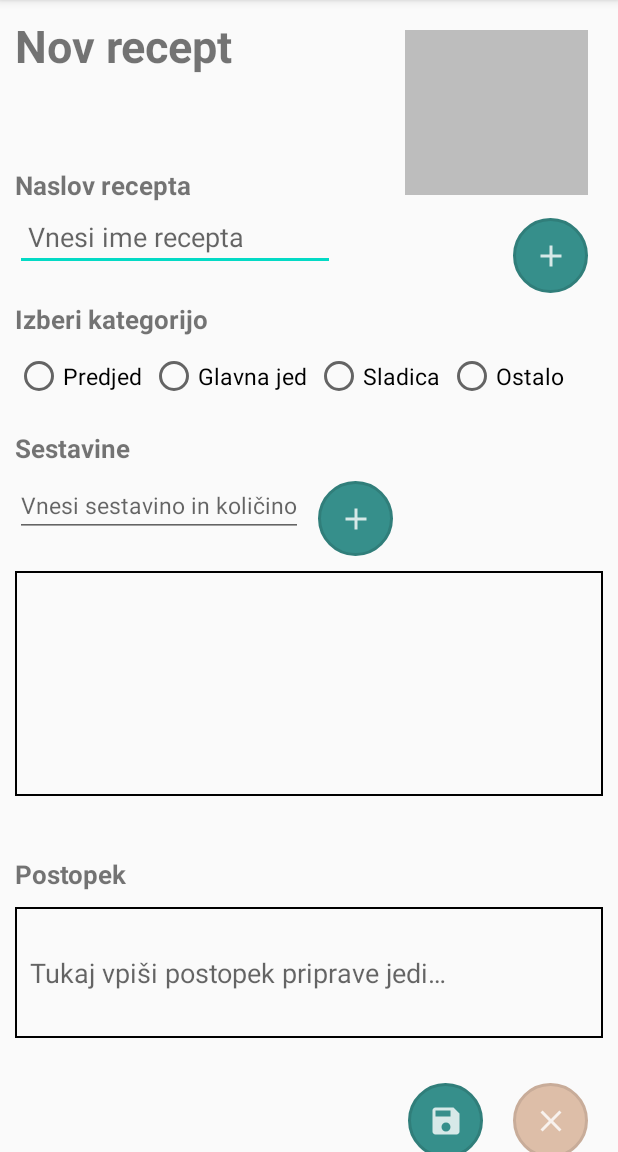
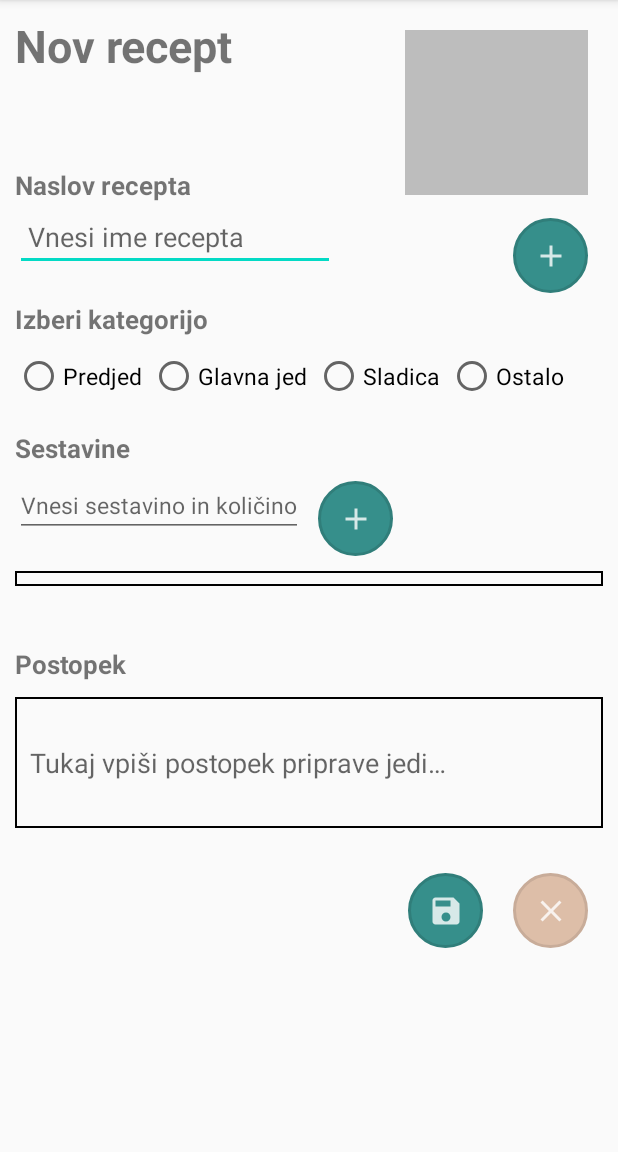
Before and after one commit to maticc97/mojiRecepti, an Android app: the fragment addRecept_fragment placed in its activity, after a tap on an icon or button, on a phone screen of 412 x 824 dp, the part 84-1236 px from its top. Run offline under Robolectric (Android 15) with nearby library versions, the phone set to English and light mode, and no system bars.

Commit message:
screw you scroll view

```diff
--- a/app/src/main/java/si/uni/mojirecepti/Utils.java
+++ b/app/src/main/java/si/uni/mojirecepti/Utils.java
@@ -7,6 +7,8 @@ import android.graphics.BitmapFactory;
 import java.io.ByteArrayOutputStream;
 
 public class Utils {
+
+    //converting into
     public static byte[] getBytes(Bitmap bitmap){
         ByteArrayOutputStream stream = new ByteArrayOutputStream();
         bitmap.compress(Bitmap.CompressFormat.PNG,0,stream);
--- a/app/src/main/java/si/uni/mojirecepti/addRecept_fragment.java
+++ b/app/src/main/java/si/uni/mojirecepti/addRecept_fragment.java
@@ -26,9 +26,11 @@ import android.widget.Button;
 import android.widget.EditText;
 import android.widget.ImageButton;
 import android.widget.ImageView;
+import android.widget.LinearLayout;
 import android.widget.ListView;
 import android.widget.RadioButton;
 import android.widget.RadioGroup;
+import android.widget.RelativeLayout;
 import android.widget.TextView;
 import android.widget.Toast;
 
@@ -52,10 +54,14 @@ public class addRecept_fragment extends Fragment {
     RadioGroup kategorije;
     RadioButton kat1, kat2, kat3, kat4;
 
+    TextView txt_view;
+
     //TO DO
     String kategorija;
     ImageButton btnShrani;
     DatabaseHelper myDb;
+
+    RelativeLayout rlv;
 
     Integer REQUEST_CAMERA = 1;
     Integer SELECT_FILE = 0;
@@ -79,12 +85,16 @@ public class addRecept_fragment extends Fragment {
         View view =  inflater.inflate(R.layout.activity_add_recipe,container,false);
         myDb = new DatabaseHelper(getContext());
 
+        rlv = view.findViewById(R.id.rel_lv);
+
         imeRecepta = view.findViewById(R.id.imeRecepta);
         kategorije = view.findViewById(R.id.radio_gumbi);
         kat1 = view.findViewById(R.id.kategorijaPredjed);
         kat2 = view.findViewById(R.id.kategorijaGlavna);
         kat3 = view.findViewById(R.id.kategorijaSladica);
         kat4 = view.findViewById(R.id.kategorijaOstalo);
+
+        txt_view=  view.findViewById(R.id.lst_txt);
 
         opisPostopka = view.findViewById(R.id.postopek_polje);
         btnShrani = view.findViewById(R.id.shrani);
@@ -200,14 +210,22 @@ public class addRecept_fragment extends Fragment {
     }
 
     public void dodajSestavino(){
+
         dodaj.setOnClickListener(new View.OnClickListener() {
             @Override
             public void onClick(View v) {
+                RelativeLayout.LayoutParams params = (RelativeLayout.LayoutParams) lv.getLayoutParams();
+                if(arrayList.size()!=0){
+                     params.height = lv.getLayoutParams().height*arrayList.size();
+                }
                 String result = napisiSestavino.getText().toString();
                 if(!result.equals("")) {
                     arrayList.add(result);
+                    lv.setLayoutParams(params);
                     adapter.notifyDataSetChanged();
                     napisiSestavino.setText("");
+                    System.out.println(lv.getLayoutParams().height+450);
+
                 }
                 else{
                     Toast.makeText(getActivity(), "Vnesite sestavino", Toast.LENGTH_SHORT).show();
--- a/app/src/main/res/layout/activity_add_recipe.xml
+++ b/app/src/main/res/layout/activity_add_recipe.xml
@@ -7,7 +7,7 @@
     >
 
 
-    <ScrollView
+    <androidx.core.widget.NestedScrollView
         android:layout_width="match_parent"
         android:layout_height="wrap_content">
 
@@ -153,11 +153,10 @@
             <ListView
                 android:id="@+id/listView_lv"
                 android:layout_width="match_parent"
-                android:layout_height="150dp"
+                android:layout_height="10dp"
                 android:layout_below="@id/btnSestavine"
                 android:layout_marginBottom="20dp"
-                android:background="@drawable/back"
-                android:scrollbarSize="10dp" />
+                android:background="@drawable/back" />
 
             <TextView
                 android:id="@+id/postopek_text"
@@ -178,7 +177,7 @@
                 android:layout_marginBottom="20dp"
                 android:background="@drawable/back"
                 android:hint="@string/process_hint"
-                android:lines="3"
+                android:minLines="3"
                 android:padding="10dp" />
 
             <ImageButton
@@ -206,6 +205,6 @@
 
 
         </RelativeLayout>
-    </ScrollView>
+    </androidx.core.widget.NestedScrollView>
 
 </RelativeLayout>
--- a/app/src/main/res/layout/list_item_layout.xml
+++ b/app/src/main/res/layout/list_item_layout.xml
@@ -1,8 +1,9 @@
 <?xml version="1.0" encoding="utf-8"?>
 <RelativeLayout xmlns:android="http://schemas.android.com/apk/res/android"
-    android:layout_height="match_parent"
-    android:layout_width="match_parent"
+    android:layout_height="70dp"
+    android:layout_width="wrap_content"
     android:padding="5dp"
+    android:id="@+id/rel_lv"
     >
 
     <TextView
```
